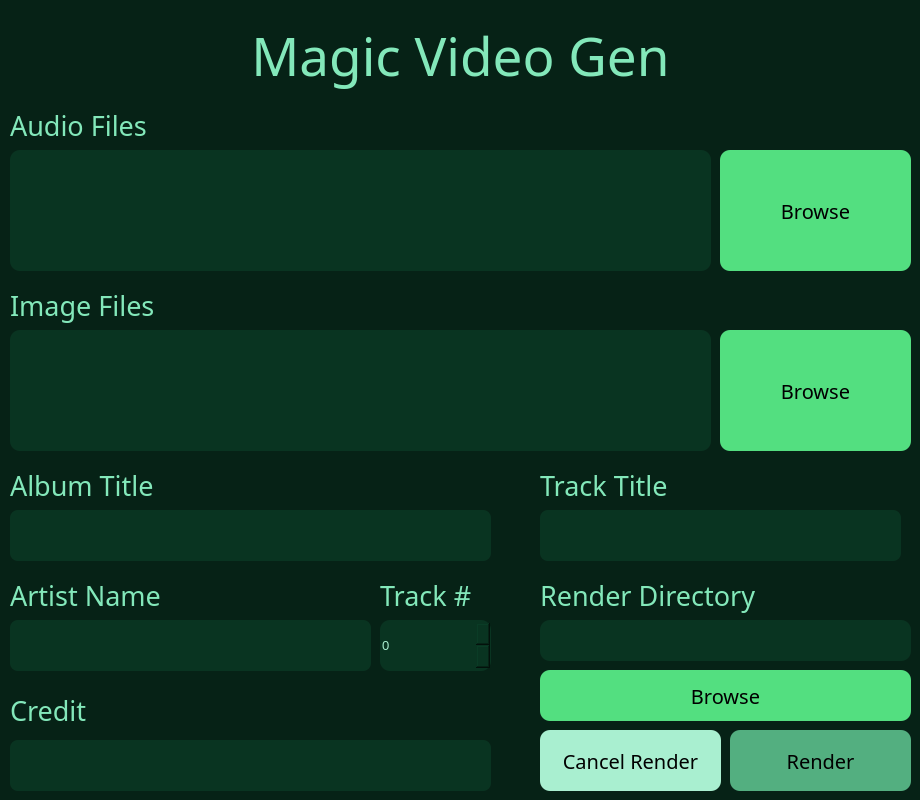
Qt form magic_video_gen_qt5_gui.ui (PriomDeb/Quick-Merge-Video) before a commit.
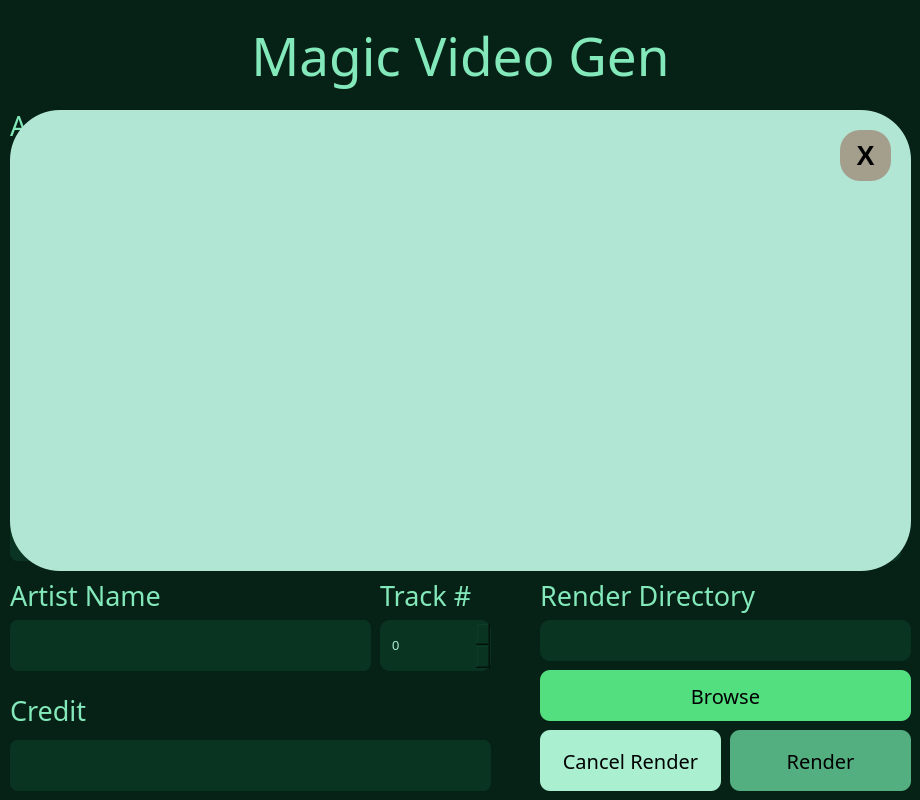
The same form after that commit.

Commit message: Magic Video Gen v1.0

Diff of the .ui file:
```diff
--- a/magic_video_gen_qt5_gui.ui
+++ b/magic_video_gen_qt5_gui.ui
@@ -41,12 +41,16 @@
     </rect>
    </property>
    <property name="styleSheet">
-    <string notr="true">QPushButton#audio_browse {
+    <string notr="true">QPushButton {
     background-color: #53df80;
     border-width: 0px;
     border-radius: 10px;
     font: 20px;
     padding: 0px;
+}
+
+QPushButton::hover {
+    background-color: #ddf9ec;
 }</string>
    </property>
    <property name="text">
@@ -121,12 +125,16 @@
     </rect>
    </property>
    <property name="styleSheet">
-    <string notr="true">QPushButton#image_browse {
+    <string notr="true">QPushButton {
     background-color: #53df80;
     border-width: 0px;
     border-radius: 10px;
     font: 20px;
     padding: 0px;
+}
+
+QPushButton::hover {
+    background-color: #ddf9ec;
 }</string>
    </property>
    <property name="text">
@@ -154,10 +162,15 @@
     </font>
    </property>
    <property name="styleSheet">
-    <string notr="true">QTextEdit#audio_dir {
+    <string notr="true">QTextEdit {
     background-color: #093421;
 	border-radius: 10px;
 	color: #a9efd0;
+	padding: 10px;
+}
+
+QTextEdit::hover {
+    background-color: #0d452c;
 }</string>
    </property>
    <property name="textInteractionFlags">
@@ -182,10 +195,15 @@
     </font>
    </property>
    <property name="styleSheet">
-    <string notr="true">QTextEdit#image_dir {
+    <string notr="true">QTextEdit {
     background-color: #093421;
 	border-radius: 10px;
 	color: #a9efd0;
+	padding: 10px;
+}
+
+QTextEdit::hover {
+    background-color: #0d452c;
 }</string>
    </property>
    <property name="acceptRichText">
@@ -343,6 +361,11 @@
     background-color: #093421;
 	border-radius: 8px;
 	color: #a9efd0;
+	padding: 10px;
+}
+
+QLineEdit::hover {
+    background-color: #0d452c;
 }</string>
    </property>
   </widget>
@@ -364,10 +387,15 @@
     </font>
    </property>
    <property name="styleSheet">
-    <string notr="true">QSpinBox#track_number {
+    <string notr="true">QSpinBox {
     background-color: #093421;
 	border-radius: 10px;
 	color: #a9efd0;
+	padding: 10px;
+}
+
+QSpinBox::hover {
+    background-color: #0d452c;
 }</string>
    </property>
   </widget>
@@ -555,10 +583,15 @@
     </font>
    </property>
    <property name="styleSheet">
-    <string notr="true">QLineEdit {
+    <string notr="true">QLineEdit{
     background-color: #093421;
 	border-radius: 8px;
 	color: #a9efd0;
+	padding: 10px;
+}
+
+QLineEdit::hover {
+    background-color: #0d452c;
 }</string>
    </property>
   </widget>
@@ -622,6 +655,70 @@
     <string>Track #</string>
    </property>
   </widget>
+  <widget class="QTextEdit" name="log_output">
+   <property name="geometry">
+    <rect>
+     <x>10</x>
+     <y>110</y>
+     <width>901</width>
+     <height>461</height>
+    </rect>
+   </property>
+   <property name="font">
+    <font>
+     <family>Eras Demi ITC</family>
+     <pointsize>12</pointsize>
+     <underline>false</underline>
+     <strikeout>false</strikeout>
+    </font>
+   </property>
+   <property name="styleSheet">
+    <string notr="true">QTextEdit{
+    background-color: #b2e6d4;
+	border-radius: 50px;
+	color: black;
+	padding: 20px;
+}</string>
+   </property>
+   <property name="textInteractionFlags">
+    <set>Qt::TextEditorInteraction</set>
+   </property>
+  </widget>
+  <widget class="QPushButton" name="close_log">
+   <property name="geometry">
+    <rect>
+     <x>840</x>
+     <y>130</y>
+     <width>51</width>
+     <height>51</height>
+    </rect>
+   </property>
+   <property name="font">
+    <font>
+     <family>MS Shell Dlg 2</family>
+     <pointsize>20</pointsize>
+     <weight>75</weight>
+     <bold>true</bold>
+     <underline>false</underline>
+     <strikeout>false</strikeout>
+    </font>
+   </property>
+   <property name="styleSheet">
+    <string notr="true">QPushButton{
+    background-color: #a49e8d;
+    border-width: 0px;
+    border-radius: 20px;
+    padding: 0px;
+}
+
+QPushButton::hover {
+    background-color: #ddf9ec;
+}</string>
+   </property>
+   <property name="text">
+    <string>X</string>
+   </property>
+  </widget>
  </widget>
  <resources/>
  <connections/>
```
Left out of the diff: 37 changed lines with no effect on the pictures. The commit also changes 2 other files.
